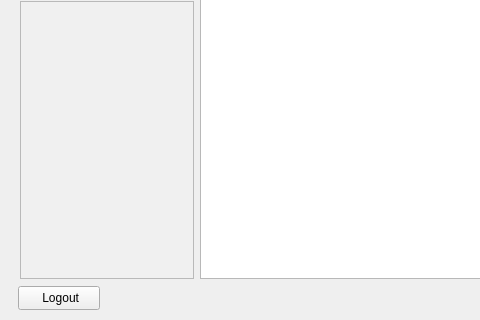
Above: main.ui from nhan925/mail_client before the change; both pictures show x 0 to 480 and y 312 to 632 of the 925 by 632 pixel window. Below: the same form after it.
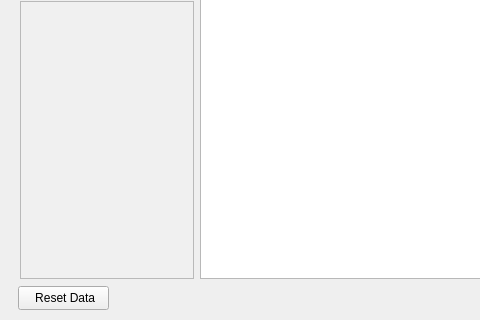
That is the form after the change. Icons and pictures are not drawn.

Commit message: Add reset data button & fix some bugs

The edit to the form file:
```diff
--- a/main.ui
+++ b/main.ui
@@ -352,12 +352,12 @@
      <rect>
       <x>18</x>
       <y>598</y>
-      <width>82</width>
+      <width>91</width>
       <height>24</height>
      </rect>
     </property>
     <property name="text">
-     <string> Logout</string>
+     <string> Reset Data</string>
     </property>
     <property name="icon">
      <iconset>
```
Left out of the diff: 6 changed lines with no effect on the pictures. The commit also changes 16 other files.
